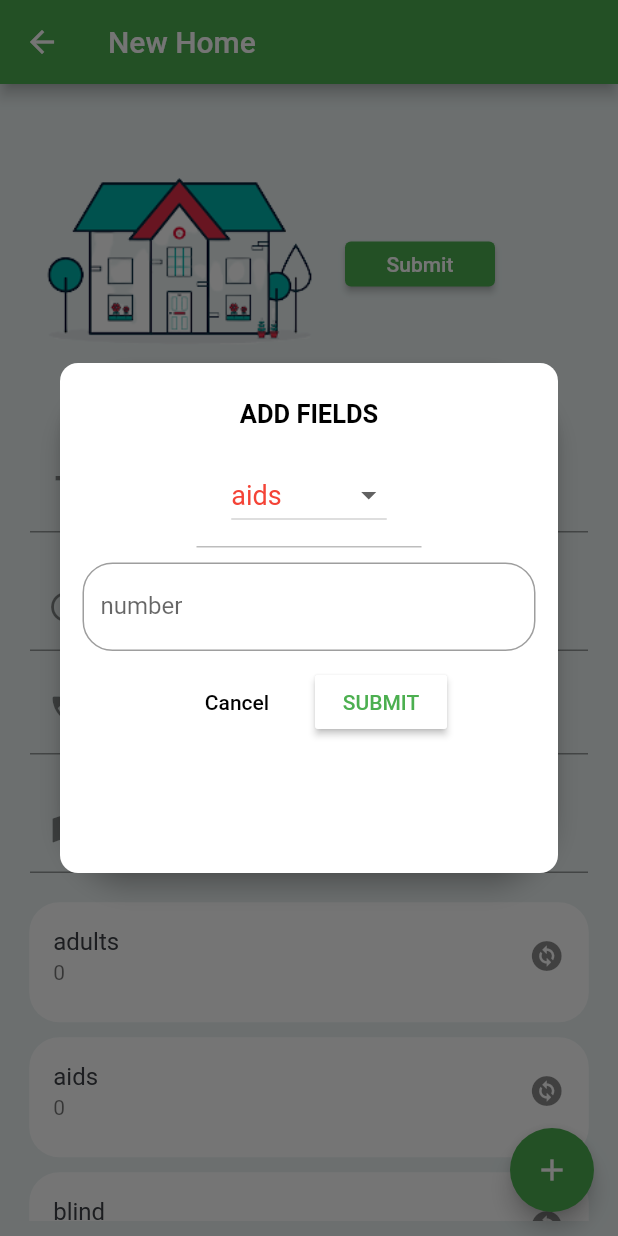
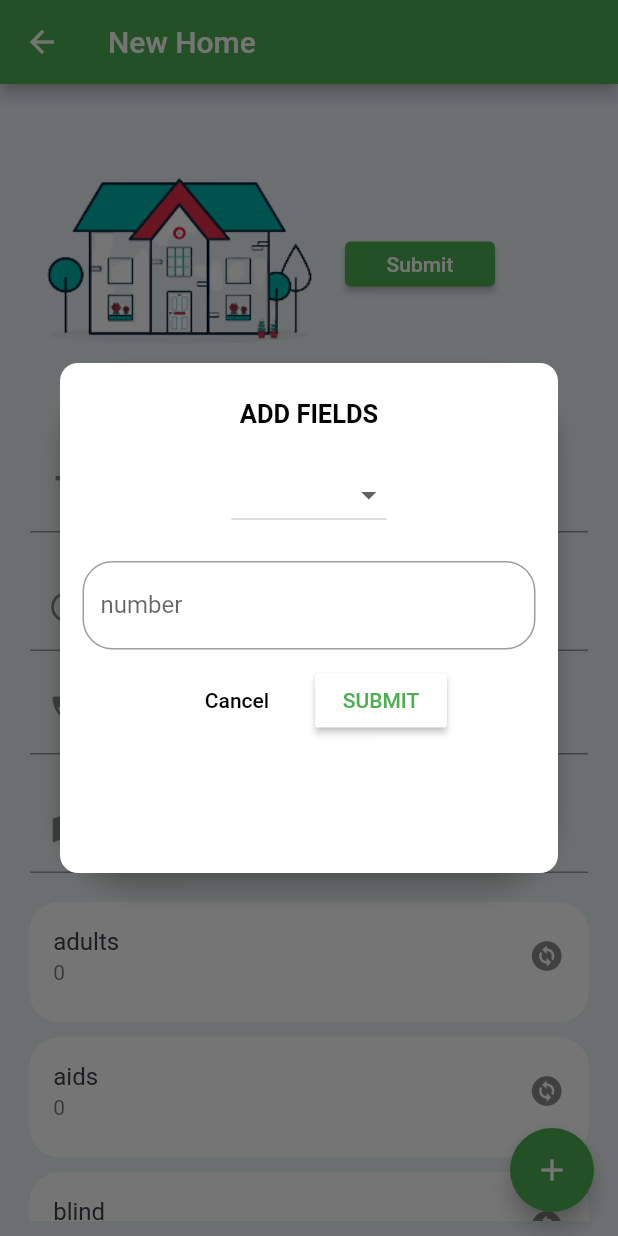
Before and after one commit to maqamylee0/Give-Away, a Flutter app: the MarkerPage screen opened directly, after a tap on the "add" icon, on a phone screen of 412 x 824 dp. Run offline on Flutter 3.47's test engine with Material 2 defaults, Android fonts, the phone set to English and light mode, and no system bars; drawn by our look-alikes of modal_progress_hud_nsn; our stand-ins replace cloud_firestore, firebase_auth, firebase_core, firebase_database, firebase_messaging, flutter_local_notifications and 8 more; missing offline and left inert: dart:ffi; accounts and stored records are empty.

Commit message:
add home

```diff
--- a/lib/screens/addMarker.dart
+++ b/lib/screens/addMarker.dart
@@ -44,7 +44,7 @@ class _MarkerPageState extends State<MarkerPage> {
   TextEditingController longController = TextEditingController();
   TextEditingController phoneController = TextEditingController();
   TextEditingController locController = TextEditingController();
-  String dropdownValue='aids';
+  String? dropdownValue;
   // List<Map> stats = <Map>[];
 
   get dats => widget.datas!.asMap();
@@ -59,7 +59,7 @@ class _MarkerPageState extends State<MarkerPage> {
     'dumb',
     'orphans',
     'others',
-    'teenagers'
+    'teenagers',
   ] ;
   HomeModel homeModel = HomeModel();
   get home =>homeModel.toMap();
@@ -331,17 +331,11 @@ getIds() async {
               child:Column(children: <Widget>[
 
                 DropdownButton<String>(
-
-                  onChanged: (String? newValue) {
-                    setState(() {
-                      dropdownValue = newValue!;
-                    });
-                  },
                   value: dropdownValue,
                   icon: Icon(Icons.arrow_drop_down),
                   iconSize: 24,
                   elevation: 16,
-                  style: TextStyle(color: Colors.red, fontSize: 18),
+                  style: TextStyle(color: Colors.black, fontSize: 18),
 
                   items: spinnerItems.map<DropdownMenuItem<String>>((String value) {
                     return DropdownMenuItem<String>(
@@ -349,15 +343,20 @@ getIds() async {
                       child: Text(value),
                     );
                   }).toList(),
+                  onChanged: (String? newValue) {
+                    setState(() {
+                      dropdownValue = newValue!;
+                    });
+                  },
                 ),
 
               ]),
             ),
-            Container(
-              width: 150.0,
-              height: 1.0,
-              color: Colors.grey[400],
-            ),
+            // Container(
+            //   width: 150.0,
+            //   height: 1.0,
+            //   color: Colors.grey[400],
+            // ),
             Padding(
                 padding: EdgeInsets.only(top: 10, right: 15, left: 15),
                 child: TextFormField(
@@ -444,53 +443,3 @@ print("value is ${int.parse(amount) } and $dropdownvalue ans ${homeModel.toMap()
 
   }
 }
-// void addMarker(String title, String snippet,) async {
-//   // if (_formKey.currentState!.validate()) {
-//   try {
-//       await _auth
-//           .(title: title, snippet: snippet)
-//           .then((uid) =>
-//       {
-//         Fluttertoast.showToast(msg: "Login Successful"),
-//         Navigator.of(context).pushReplacement(
-//             MaterialPageRoute(builder: (context) => Map())),
-//       });
-//     } on FirebaseAuthException catch (error) {
-//       switch (error.code) {
-//         case "invalid-email":
-//           errorMessage = "Your email address appears to be malformed.";
-//           break;
-//         case "wrong-password":
-//           errorMessage = "Your password is wrong.";
-//           break;
-//         case "user-not-found":
-//           errorMessage = "User with this email doesn't exist.";
-//           break;
-//         case "user-disabled":
-//           errorMessage = "User with this email has been disabled.";
-//           break;
-//         case "too-many-requests":
-//           errorMessage = "Too many requests";
-//           break;
-//         case "operation-not-allowed":
-//           errorMessage =
-//           "Signing in with Email and Password is not enabled.";
-//           break;
-//         default:
-//           errorMessage = "Fill in this field correctly.";
-//       }
-//       setState(() {
-//         showSpinner = false;
-//       });
-//       Fluttertoast.showToast(msg: errorMessage!);
-//       print(error.code);
-//     }
-//   }
-//
-//   Future<void> findlocation() async {
-//     Position position = await Geolocator.getCurrentPosition(desiredAccuracy: LocationAccuracy.high);
-//
-//   }
-// }
-//
-// //}
```
Also changed, not shown: lib/screens/homedetail.dart (+4 -12 lines).
